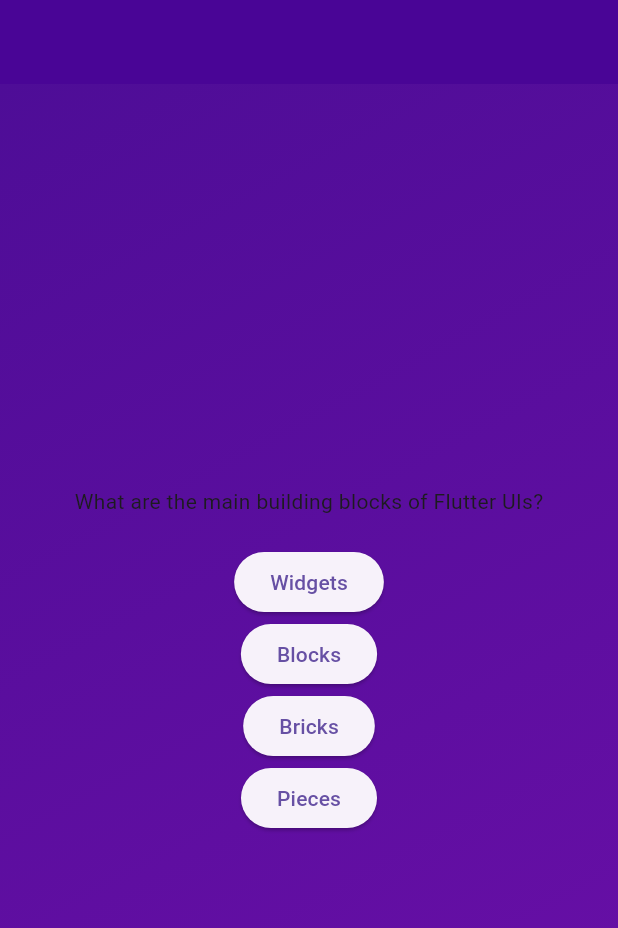
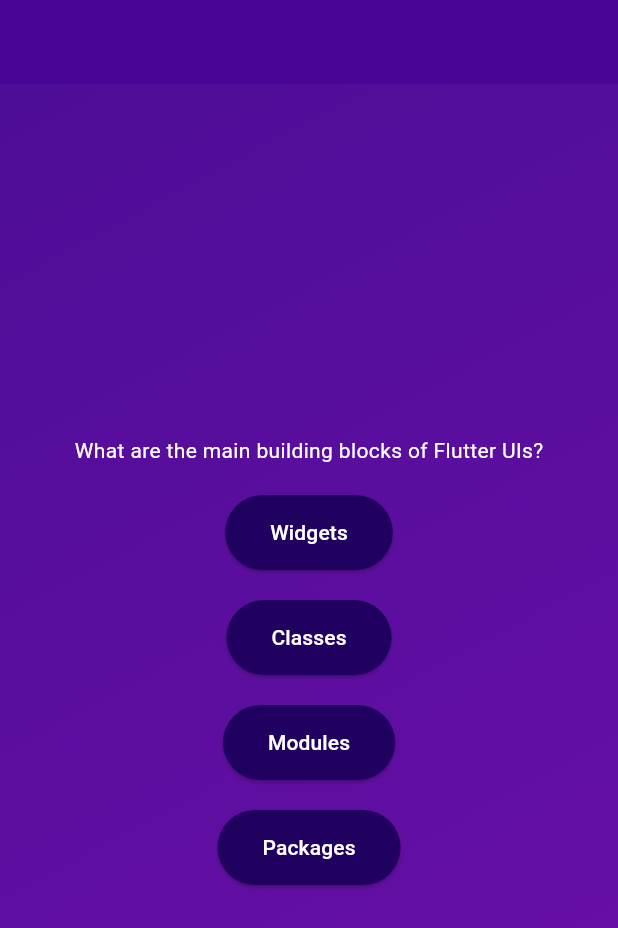
Before and after one commit to dlipkumar77/quiz_app_adv_basics, a Flutter app: the screen it shows after launch, after a tap on "Start Quiz", on a phone screen of 412 x 824 dp. Shown: the top 928 px of the screen. Run offline on Flutter 3.47's test engine with Material 3 defaults, Android fonts, the phone set to English and light mode, and no system bars.

Commit message:
Split Button design & Add Styling

```diff
--- /dev/null
+++ b/lib/answer_button.dart
@@ -0,0 +1,28 @@
+import 'package:flutter/material.dart';
+
+class AnswerButton extends StatelessWidget {
+  //AnswerButton(this.answerText,this.onTap,{super.key});
+  const AnswerButton({
+    super.key,
+    required this.answerText,
+    required this.onTap,
+  });
+  final void Function() onTap;
+  final String answerText;
+
+  @override
+  Widget build(BuildContext context) {
+    return ElevatedButton(
+      onPressed: onTap,
+      style: ElevatedButton.styleFrom(
+        padding: const EdgeInsets.symmetric(horizontal: 30, vertical: 15),
+        backgroundColor: const Color.fromARGB(255, 33, 1, 95),
+        foregroundColor: Colors.white,
+        shape: RoundedRectangleBorder(
+          borderRadius: BorderRadius.circular(40),
+        ),
+      ),
+      child: Text(answerText),
+    );
+  }
+}
--- a/lib/questions_screen.dart
+++ b/lib/questions_screen.dart
@@ -1,4 +1,5 @@
 import 'package:flutter/material.dart';
+import './answer_button.dart';
 
 class QuestionsScreen extends StatefulWidget {
   const QuestionsScreen({super.key});
@@ -14,23 +15,29 @@ class _QuestionsScreenState extends State<QuestionsScreen> {
       child: Column(
         mainAxisAlignment: MainAxisAlignment.center,
         children: [
-          Text('What are the main building blocks of Flutter UIs?'),
+          Text(
+            'What are the main building blocks of Flutter UIs?',
+            style: TextStyle(color: Colors.white),
+          ),
           SizedBox(height: 20),
-          ElevatedButton(
-            onPressed: () {},
-            child: Text('Widgets'),
+          AnswerButton(
+            answerText: 'Widgets',
+            onTap: () {},
           ),
-          ElevatedButton(
-            onPressed: () {},
-            child: Text('Blocks'),
+          SizedBox(height: 20),
+          AnswerButton(
+            answerText: 'Classes',
+            onTap: () {},
           ),
-          ElevatedButton(
-            onPressed: () {},
-            child: Text('Bricks'),
+          SizedBox(height: 20),
+          AnswerButton(
+            answerText: 'Modules',
+            onTap: () {},
           ),
-          ElevatedButton(
-            onPressed: () {},
-            child: Text('Pieces'),
+          SizedBox(height: 20),
+          AnswerButton(
+            answerText: 'Packages',
+            onTap: () {},
           ),
         ],
       ),
```
